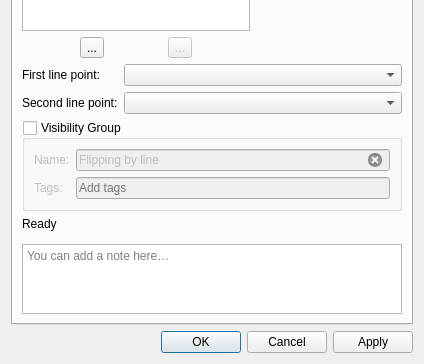
Old version of the form src/libs/vtools/dialogs/tools/dialogflippingbyline.ui in the repository equinox-patterns/Ostara; both pictures show x 0 to 424 and y 159 to 523 of the 424 by 523 pixel window.
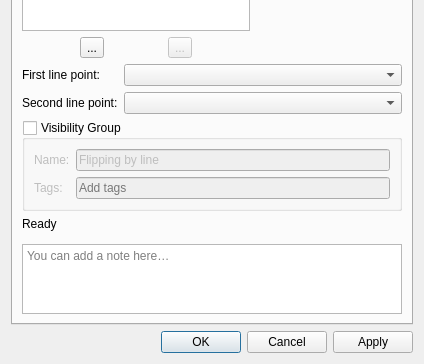
New version of the form. Icons and pictures are not drawn. Custom widgets are drawn as their Qt base class.

Commit message: Remove clear-button icon from all QLineEdit fields

Patch:
```diff
--- a/src/libs/vtools/dialogs/tools/dialogflippingbyline.ui
+++ b/src/libs/vtools/dialogs/tools/dialogflippingbyline.ui
@@ -240,9 +240,6 @@
             <property name="text">
              <string>Flipping by line</string>
             </property>
-            <property name="clearButtonEnabled">
-             <bool>true</bool>
-            </property>
            </widget>
           </item>
           <item row="1" column="0">
```
Left out of the diff: 6 changed lines with no effect on the pictures. The commit also changes 75 other files.
